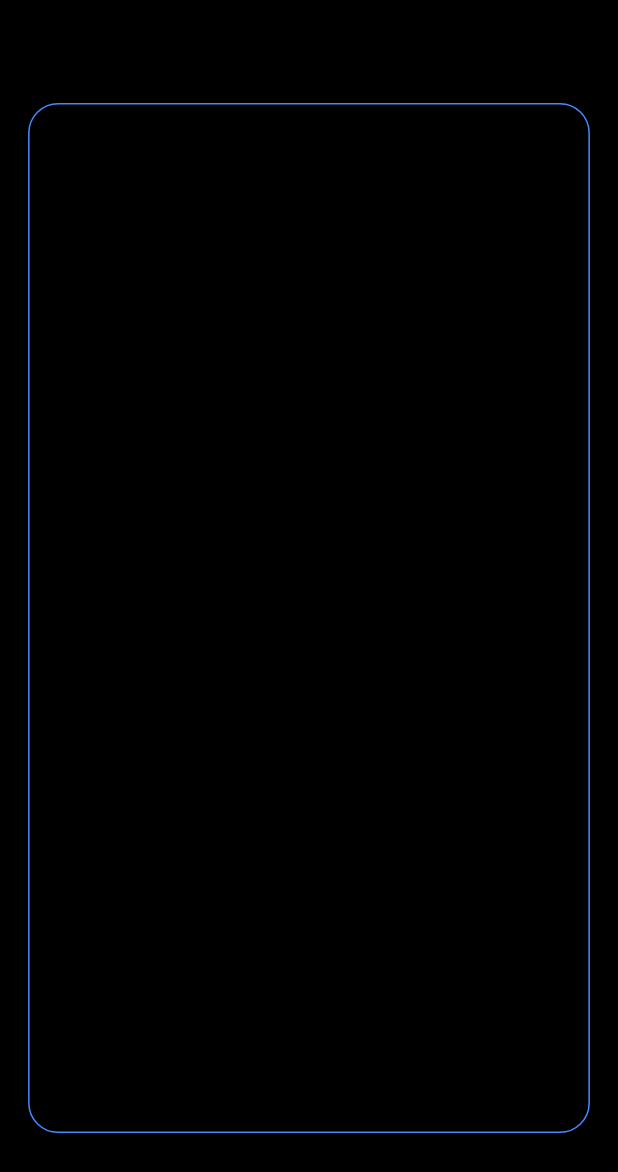
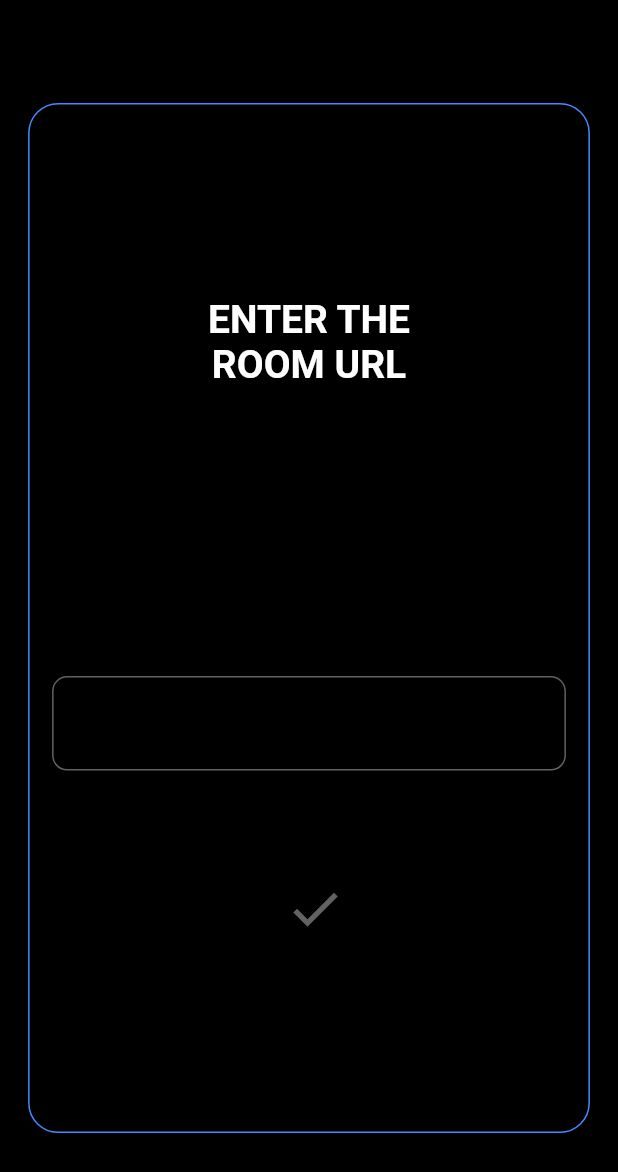
Before and after one commit to akshansh2000/beacon, a Flutter app: the JoinRoomScreen screen opened by its route, on a phone screen of 412 x 824 dp. Shown: the top 1172 px of the screen. Run offline on Flutter 3.47's test engine with Material 2 defaults, Android fonts, the phone set to English and light mode, and no system bars; our stand-ins replace shared_preferences, uni_links; accounts and stored records are empty.

Commit message:
added custom input screen

```diff
--- /dev/null
+++ b/lib/components/custom_input.dart
@@ -0,0 +1,62 @@
+import 'package:flutter/material.dart';
+
+class CustomInput extends StatelessWidget {
+  const CustomInput({
+    @required this.title,
+    @required this.textEditingController,
+    @required this.onTap,
+    Key key,
+  }) : super(key: key);
+
+  final String title;
+  final TextEditingController textEditingController;
+  final Function onTap;
+
+  @override
+  Widget build(BuildContext context) {
+    final textTheme = Theme.of(context).textTheme;
+
+    return Center(
+      child: Column(
+        children: <Widget>[
+          Spacer(flex: 2),
+          Text(
+            title,
+            textAlign: TextAlign.center,
+            style: textTheme.headline,
+          ),
+          Spacer(flex: 3),
+          Padding(
+            padding: EdgeInsets.symmetric(horizontal: 15),
+            child: Material(
+              color: Colors.transparent,
+              child: TextFormField(
+                textAlign: TextAlign.center,
+                style: textTheme.button,
+                controller: textEditingController,
+                cursorColor: Colors.white,
+                decoration: InputDecoration(
+                  border: OutlineInputBorder(
+                    borderRadius: BorderRadius.circular(10),
+                  ),
+                ),
+              ),
+            ),
+          ),
+          Spacer(),
+          Material(
+            color: Colors.transparent,
+            child: IconButton(
+              icon: Icon(
+                Icons.check,
+                size: 40,
+              ),
+              onPressed: onTap,
+            ),
+          ),
+          Spacer(flex: 2),
+        ],
+      ),
+    );
+  }
+}
--- a/lib/screens/join_room_screen/view.dart
+++ b/lib/screens/join_room_screen/view.dart
@@ -1,6 +1,7 @@
 import 'package:flutter/material.dart';
 
 import 'package:beacon/components/common_container.dart';
+import 'package:beacon/components/custom_input.dart';
 
 class JoinRoomScreen extends StatefulWidget {
   JoinRoomScreen({Key key}) : super(key: key);
@@ -10,6 +11,8 @@ class JoinRoomScreen extends StatefulWidget {
 }
 
 class _JoinRoomScreenState extends State<JoinRoomScreen> {
+  final _textEditingController = TextEditingController();
+
   @override
   Widget build(BuildContext context) {
     return Scaffold(
@@ -17,8 +20,12 @@ class _JoinRoomScreenState extends State<JoinRoomScreen> {
         child: CommonContainer(
           heightFactor: 1.2,
           color: Colors.blueAccent,
-          child: null,
           tag: "join",
+          child: CustomInput(
+            title: "ENTER THE\nROOM URL",
+            textEditingController: _textEditingController,
+            onTap: null,
+          ),
         ),
       ),
     );
```
Also changed, not shown: lib/screens/name_screen/view.dart (+6 -39 lines).
